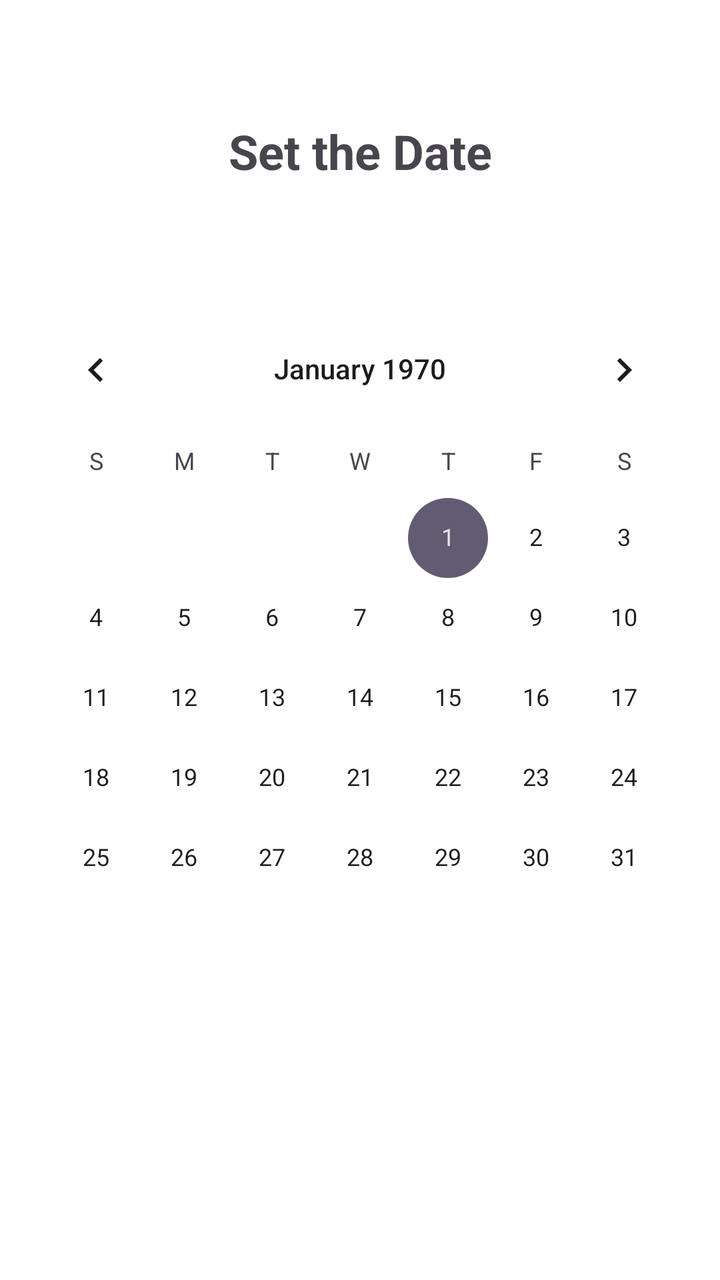
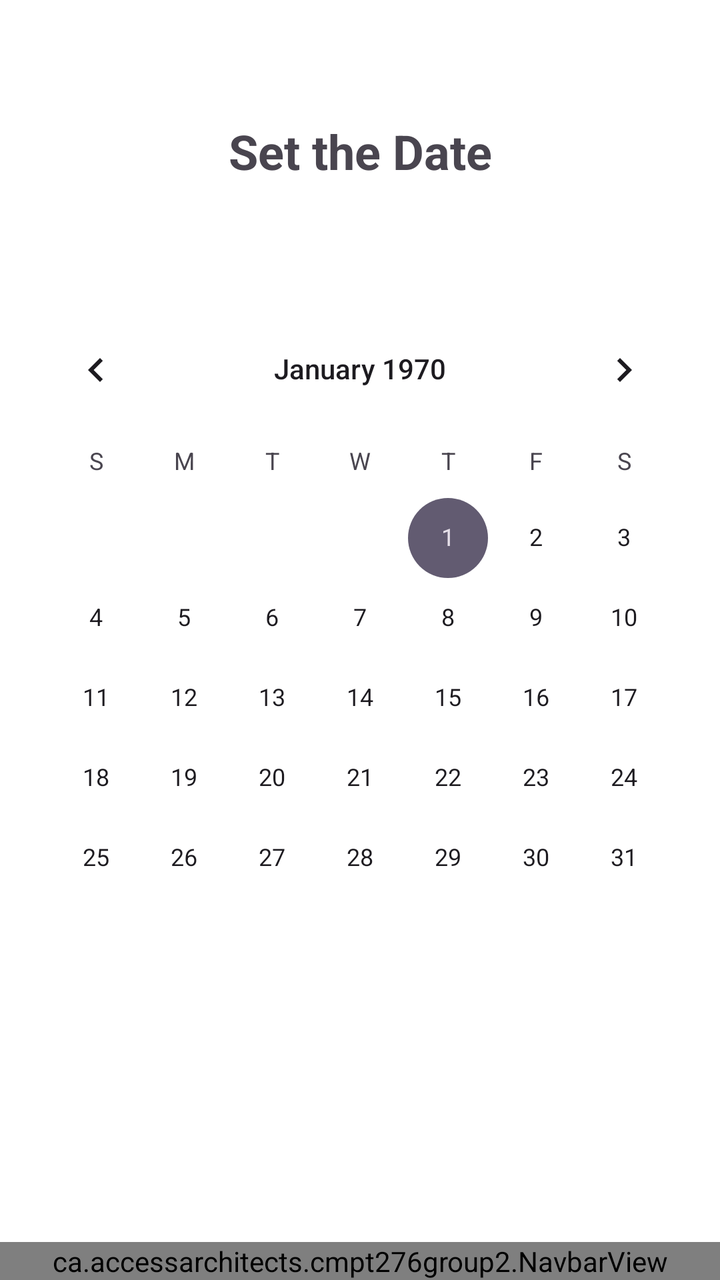

Compare the two renders of this Android layout. The source of the first and the diff that turns it into the second are given below.
<!-- AndroidManifest.xml: application theme Theme.CMPT276Group2 -->
<!-- res/layout/activity_calendar.xml -->
<androidx.constraintlayout.widget.ConstraintLayout
    xmlns:android="http://schemas.android.com/apk/res/android"
    xmlns:app="http://schemas.android.com/apk/res-auto"
    xmlns:tools="http://schemas.android.com/tools"
    android:layout_width="match_parent"
    android:layout_height="match_parent"
    android:background="@color/white"
    tools:context=".Calendar">

    
    <TextView
        android:id="@+id/date_view"
        android:layout_width="wrap_content"
        android:layout_height="wrap_content"
        android:text="Set the Date"
        android:textSize="24sp"
        android:textStyle="bold"
        app:layout_constraintBottom_toTopOf="@+id/calendar"
        app:layout_constraintEnd_toEndOf="parent"
        app:layout_constraintHorizontal_bias="0.5"
        app:layout_constraintStart_toStartOf="parent"
        app:layout_constraintTop_toTopOf="parent" />

    
    <CalendarView
        android:id="@+id/calendar"
        android:layout_width="wrap_content"
        android:layout_height="wrap_content"
        app:layout_constraintBottom_toBottomOf="parent"
        app:layout_constraintEnd_toEndOf="parent"
        app:layout_constraintStart_toStartOf="parent"
        app:layout_constraintTop_toTopOf="parent" />

</androidx.constraintlayout.widget.ConstraintLayout>
<!-- resources referenced by this layout -->
<resources>
  <color name="white">#FFFFFFFF</color>
  <style name="Theme.CMPT276Group2" parent="Base.Theme.CMPT276Group2" />
  <style name="Base.Theme.CMPT276Group2" parent="Theme.Material3.DayNight.NoActionBar">
          
          
      </style>
</resources>

<!-- the commit's change to res/layout/activity_calendar.xml (unified diff, before → after) -->
@@ -31,4 +31,10 @@
         app:layout_constraintStart_toStartOf="parent"
         app:layout_constraintTop_toTopOf="parent" />
 
+    <ca.accessarchitects.cmpt276group2.NavbarView
+        android:layout_width="match_parent"
+        android:layout_height="wrap_content"
+        app:layout_constraintBottom_toBottomOf="parent"
+        app:layout_constraintStart_toStartOf="parent" />
+
 </androidx.constraintlayout.widget.ConstraintLayout>
